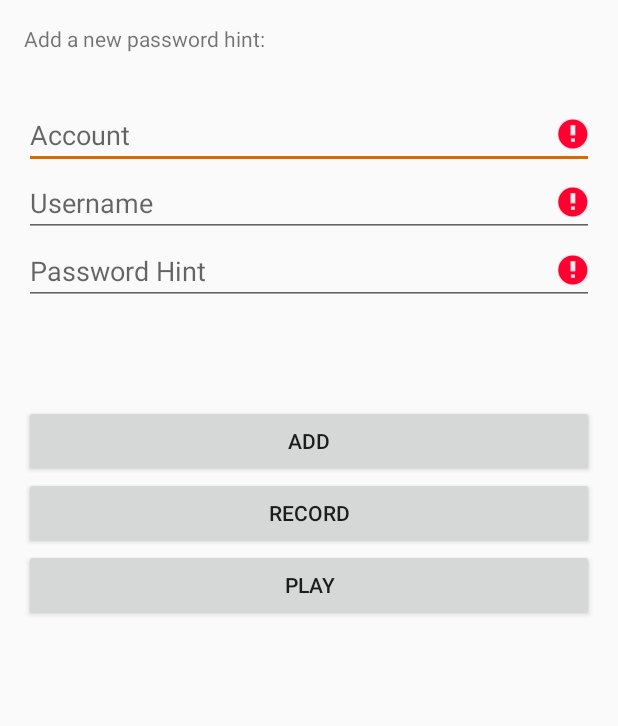
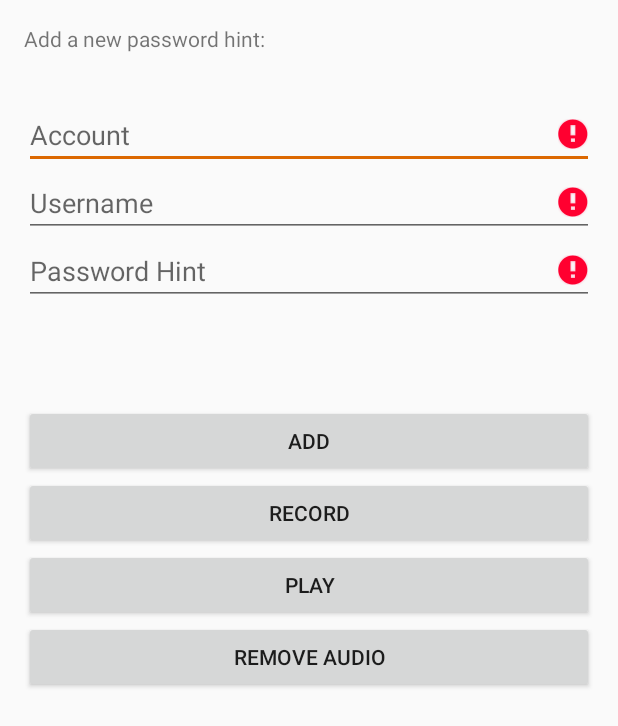
Before and after one commit to sharabiania/password-hints, an Android app: the AddActivity screen opened directly, with no data from a screen before it, after a tap on an icon or button, on a phone screen of 412 x 824 dp. Shown: the top 726 px of the screen. Run offline under Robolectric (Android 15) with nearby library versions, the phone set to English and light mode, and no system bars; 2 other taps on this screen came first.

Commit message:
Update/remove audio hint

```diff
--- a/MyApplication/app/src/main/java/com/alisharabiani/classes/ASListViewAdapter.java
+++ b/MyApplication/app/src/main/java/com/alisharabiani/classes/ASListViewAdapter.java
@@ -49,7 +49,7 @@ public class ASListViewAdapter extends SimpleCursorAdapter {
             btn.setOnClickListener(new View.OnClickListener() {
                 @Override
                 public void onClick(View v) {
-                    audioService.startPlaying(stringID);
+                    audioService.playFile(stringID);
                 }
             });
         }
--- a/MyApplication/app/src/main/java/com/alisharabiani/fragments/AudioControlFragment.java
+++ b/MyApplication/app/src/main/java/com/alisharabiani/fragments/AudioControlFragment.java
@@ -18,8 +18,10 @@ public class AudioControlFragment extends Fragment {
     private ASAudioService audioService;
     private Button recBtn;
     private Button playBtn;
+    private Button removeBtn;
     private int defaultColor;
     private AudioControlEventListener callback;
+    private String loadedFilename;
 
     public interface AudioControlEventListener{
         void OnRecord();
@@ -44,12 +46,17 @@ public class AudioControlFragment extends Fragment {
     public void onActivityCreated(Bundle savedInstanceState){
         super.onActivityCreated(savedInstanceState);
 
+        /// Get the elements
         recBtn = (Button) getView().findViewById(R.id.recordButton);
         playBtn = (Button) getView().findViewById(R.id.playButton);
-        // TODO addBtn = (Button) getView().findViewById(R.id.addButton);
+        removeBtn = (Button) getView().findViewById(R.id.removeButton);
 
+        /// UI work
+        playBtn.setEnabled(false);
+        removeBtn.setVisibility(View.INVISIBLE);
         defaultColor = recBtn.getTextColors().getDefaultColor();
 
+        /// Setup audio service callbacks
         audioService = new ASAudioService(getActivity().getApplicationContext());
         audioService.setOnMaxRecordDurationReached(new IASEventListener() {
             @Override
@@ -67,6 +74,7 @@ public class AudioControlFragment extends Fragment {
                 recBtn.setEnabled(true);
                 recBtn.setAlpha(1);
                 playBtn.setEnabled(true);
+                removeBtn.setVisibility(View.VISIBLE);
                 callback.OnPlayCompleted();
             }
         });
@@ -78,31 +86,37 @@ public class AudioControlFragment extends Fragment {
             }
         });
 
-    }
 
-    @Override
-    public View onCreateView(LayoutInflater inflater, ViewGroup container,
-                             Bundle savedInstanceState) {
-
-        // Inflate the layout for this fragment
-        View view = inflater.inflate(R.layout.fragment_audio_control, container, false);
-
-        // set button click events
-        view.findViewById(R.id.recordButton).setOnClickListener(new View.OnClickListener() {
+        /// set button click events
+        recBtn.setOnClickListener(new View.OnClickListener() {
             @Override
             public void onClick(View v) {
                 recordOnClick(v);
             }
         });
 
-        view.findViewById(R.id.playButton).setOnClickListener(new View.OnClickListener() {
+        playBtn.setOnClickListener(new View.OnClickListener() {
             @Override
             public void onClick(View v) {
                 playOnClick(v);
             }
         });
 
-        return view;
+        removeBtn.setOnClickListener(new View.OnClickListener(){
+            @Override
+            public void onClick(View v){
+                removeOnClick(v);
+            }
+        });
+
+
+    }
+
+    @Override
+    public View onCreateView(LayoutInflater inflater, ViewGroup container,
+                             Bundle savedInstanceState) {
+        // Inflate the layout for this fragment
+        return inflater.inflate(R.layout.fragment_audio_control, container, false);
     }
 
     @Override
@@ -129,13 +143,21 @@ public class AudioControlFragment extends Fragment {
     //endregion
 
     //region Methods
+    public void loadFile(String filename){
+        loadedFilename = filename;
+        playBtn.setEnabled(true);
+        removeBtn.setVisibility(View.VISIBLE);
+    }
+
     public void saveAs(String filename){
         audioService.saveAs(filename);
     }
+    //endregion
 
-    public void recordOnClick(View view) {
+    //region Helpers
+    private void recordOnClick(View view) {
         // TODO check for permissions.
-
+        loadedFilename = null;
         mStartRecording = !mStartRecording;
 
         if (mStartRecording) {
@@ -143,22 +165,40 @@ public class AudioControlFragment extends Fragment {
             recBtn.setText("Stop");
             recBtn.setTextColor(Color.RED);
             playBtn.setVisibility(View.INVISIBLE);
+            removeBtn.setVisibility(View.INVISIBLE);
             audioService.startRecording();
         } else {
             recBtn.setText("Record");
             recBtn.setTextColor(defaultColor);
             audioService.stopRecording();
             playBtn.setVisibility(View.VISIBLE);
+            removeBtn.setVisibility(View.VISIBLE);
+            playBtn.setEnabled(true);
             callback.OnRecordCompleted();
         }
     }
 
-    public void playOnClick(View v) {
+    private void playOnClick(View v) {
         callback.OnPlay();
         playBtn.setEnabled(false);
         recBtn.setEnabled(false);
         recBtn.setAlpha(0.5f);
-        audioService.startPlaying();
+        removeBtn.setVisibility(View.INVISIBLE);
+        if(loadedFilename == null)
+            audioService.playTemp();
+        else audioService.playFile(loadedFilename);
+    }
+
+    private void removeOnClick(View v){
+        removeBtn.setVisibility(View.INVISIBLE);
+        playBtn.setEnabled(false);
+        if(loadedFilename == null)
+            audioService.deleteTempIfExists();
+        else
+            audioService.deleteIfExists(loadedFilename);
+
+        loadedFilename = null;
+
     }
     //endregion
 }
--- a/MyApplication/app/src/main/java/com/alisharabiani/services/ASLogService.java
+++ b/MyApplication/app/src/main/java/com/alisharabiani/services/ASLogService.java
@@ -21,10 +21,11 @@ public class ASLogService {
         return Log.d(tag, message);
     }
 
+    public int w(String message) { return Log.w(tag, message); }
+
     public int e(String message) {
         return Log.e(tag, message);
     }
-
 
     public int e(String message, Throwable tr){
         return Log.e(tag, message, tr);
--- /dev/null
+++ b/MyApplication/app/src/main/res/layout/activity_add.xml
@@ -0,0 +1,81 @@
+<?xml version="1.0" encoding="utf-8"?>
+<RelativeLayout
+        xmlns:android="http://schemas.android.com/apk/res/android"
+        xmlns:tools="http://schemas.android.com/tools"
+        android:layout_width="match_parent"
+        android:layout_height="match_parent"
+        android:paddingLeft="@dimen/activity_horizontal_margin"
+        android:paddingRight="@dimen/activity_horizontal_margin"
+        android:paddingTop="@dimen/activity_vertical_margin"
+        android:paddingBottom="@dimen/activity_vertical_margin"
+        tools:context="com.alisharabiani.activities.AddActivity">
+
+
+    <TextView
+            android:id="@+id/textView"
+            android:layout_width="match_parent"
+            android:layout_height="wrap_content"
+            android:text="Add a new password hint:\n\n"
+    />
+
+    <AutoCompleteTextView
+            android:id="@+id/accountEditText"
+            android:layout_width="match_parent"
+            android:layout_height="wrap_content"
+            android:layout_below="@+id/textView"
+            android:inputType="textNoSuggestions"
+            android:hint="@string/service_label"
+            android:maxLines="1"
+            android:maxLength="@integer/service_name_max_length"
+           />
+    <!--<AutoCompleteTextView-->
+            <!--android:id="@+id/accountEditText"-->
+            <!--android:layout_width="match_parent"-->
+            <!--android:layout_height="wrap_content"-->
+            <!--android:layout_below="@+id/textView"-->
+            <!--android:hint="dummy text"-->
+    <!--/>-->
+
+    <EditText
+            android:id="@+id/usernameEditText"
+            android:layout_width="match_parent"
+            android:layout_height="wrap_content"
+            android:layout_below="@id/accountEditText"
+            android:hint="@string/account_label"
+            android:maxLines="1"
+            android:maxLength="@integer/account_name_max_length"
+    />
+    <EditText
+            android:id="@+id/passwordHintEditText"
+            android:layout_width="match_parent"
+            android:layout_height="wrap_content"
+            android:layout_below="@id/usernameEditText"
+            android:hint="Password Hint"
+            android:maxLines="1"
+            android:maxLength="@integer/hint_max_length"
+    />
+    <View
+        android:id="@+id/lineBreak"
+        android:layout_width="match_parent"
+        android:layout_height="100px"
+        android:layout_below="@+id/passwordHintEditText"
+        />
+
+    <Button
+            android:id="@+id/addButton"
+            android:layout_width="match_parent"
+            android:layout_height="wrap_content"
+            android:layout_below="@id/lineBreak"
+            android:text="Add"
+            android:onClick="addOnClick"
+            android:maxLines="1"
+    />
+    <fragment
+            android:name="com.alisharabiani.fragments.AudioControlFragment"
+            android:id="@+id/acFragment"
+            android:layout_below="@id/addButton"
+            android:layout_width="match_parent"
+            android:layout_height="wrap_content"/>
+
+
+</RelativeLayout>
--- a/MyApplication/app/src/main/res/layout/activity_add_password.xml
+++ /dev/null
@@ -1,81 +0,0 @@
-<?xml version="1.0" encoding="utf-8"?>
-<RelativeLayout
-        xmlns:android="http://schemas.android.com/apk/res/android"
-        xmlns:tools="http://schemas.android.com/tools"
-        android:layout_width="match_parent"
-        android:layout_height="match_parent"
-        android:paddingLeft="@dimen/activity_horizontal_margin"
-        android:paddingRight="@dimen/activity_horizontal_margin"
-        android:paddingTop="@dimen/activity_vertical_margin"
-        android:paddingBottom="@dimen/activity_vertical_margin"
-        tools:context="com.alisharabiani.activities.AddActivity">
-
-
-    <TextView
-            android:id="@+id/textView"
-            android:layout_width="match_parent"
-            android:layout_height="wrap_content"
-            android:text="Add a new password hint:\n\n"
-    />
-
-    <AutoCompleteTextView
-            android:id="@+id/accountEditText"
-            android:layout_width="match_parent"
-            android:layout_height="wrap_content"
-            android:layout_below="@+id/textView"
-            android:inputType="textNoSuggestions"
-            android:hint="@string/service_label"
-            android:maxLines="1"
-            android:maxLength="@integer/service_name_max_length"
-           />
-    <!--<AutoCompleteTextView-->
-            <!--android:id="@+id/accountEditText"-->
-            <!--android:layout_width="match_parent"-->
-            <!--android:layout_height="wrap_content"-->
-            <!--android:layout_below="@+id/textView"-->
-            <!--android:hint="dummy text"-->
-    <!--/>-->
-
-    <EditText
-            android:id="@+id/usernameEditText"
-            android:layout_width="match_parent"
-            android:layout_height="wrap_content"
-            android:layout_below="@id/accountEditText"
-            android:hint="@string/account_label"
-            android:maxLines="1"
-            android:maxLength="@integer/account_name_max_length"
-    />
-    <EditText
-            android:id="@+id/passwordHintEditText"
-            android:layout_width="match_parent"
-            android:layout_height="wrap_content"
-            android:layout_below="@id/usernameEditText"
-            android:hint="Password Hint"
-            android:maxLines="1"
-            android:maxLength="@integer/hint_max_length"
-    />
-    <View
-        android:id="@+id/lineBreak"
-        android:layout_width="match_parent"
-        android:layout_height="100px"
-        android:layout_below="@+id/passwordHintEditText"
-        />
-
-    <Button
-            android:id="@+id/addButton"
-            android:layout_width="match_parent"
-            android:layout_height="wrap_content"
-            android:layout_below="@id/lineBreak"
-            android:text="Add"
-            android:onClick="addOnClick"
-            android:maxLines="1"
-    />
-    <fragment
-            android:name="com.alisharabiani.fragments.AudioControlFragment"
-            android:id="@+id/acFragment"
-            android:layout_below="@id/addButton"
-            android:layout_width="match_parent"
-            android:layout_height="wrap_content"/>
-
-
-</RelativeLayout>
--- a/MyApplication/app/src/main/res/layout/fragment_audio_control.xml
+++ b/MyApplication/app/src/main/res/layout/fragment_audio_control.xml
@@ -17,7 +17,13 @@
                 android:layout_height="wrap_content"
                 android:layout_below="@id/recordButton"
                 android:text="Play"
-                android:visibility="visible"
         />
+        <Button android:id="@+id/removeButton"
+                android:layout_width="match_parent"
+                android:layout_height="wrap_content"
+                android:layout_below="@id/playButton"
+                android:text="Remove Audio"
+                />
+
     </RelativeLayout>
 </FrameLayout>
```
Also changed, not shown: MyApplication/app/src/main/java/com/alisharabiani/activities/AddActivity.java (+10 -30 lines), MyApplication/app/src/main/java/com/alisharabiani/activities/MainActivity.java (+24 -16 lines), MyApplication/app/src/main/java/com/alisharabiani/activities/UpdateActivity.java (+35 -3 lines), MyApplication/app/src/main/java/com/alisharabiani/classes/HintEntryDbHelper.java (+42 -1 lines), MyApplication/app/src/main/java/com/alisharabiani/services/ASAudioService.java (+32 -13 lines), MyApplication/app/src/main/res/layout/activity_update.xml (+6 -1 lines), 1 other file.
